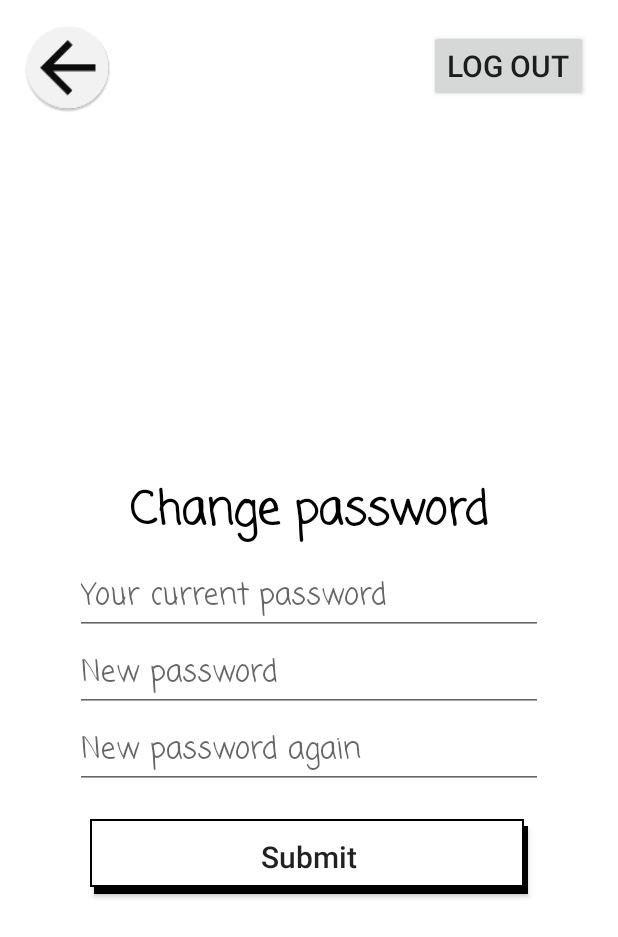
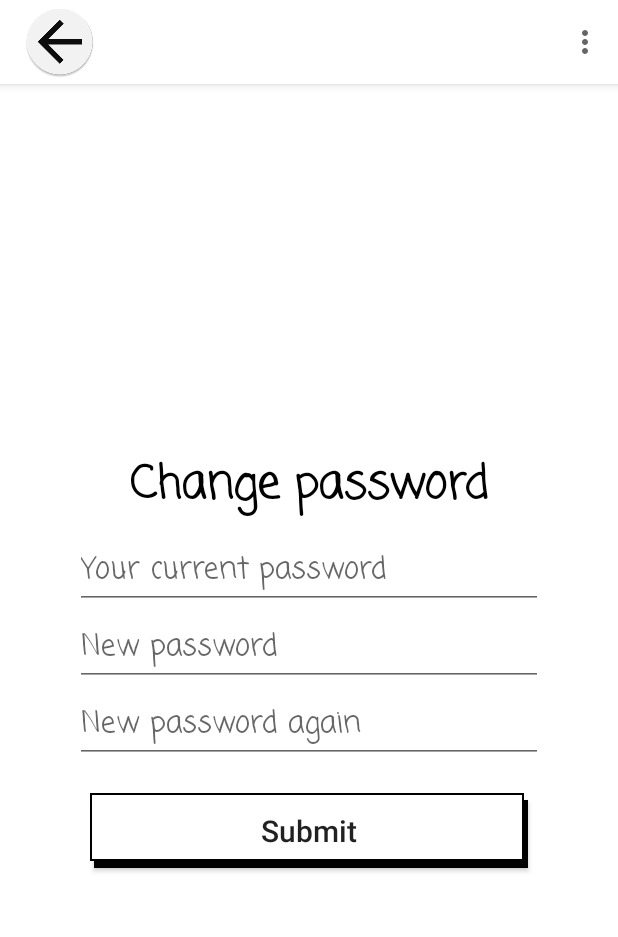
Before and after one commit to Dzhalolov/DriverEstimation, an Android app: the fragment ChangePasswordFragment placed in its activity, on a phone screen of 412 x 824 dp. Shown: the top 937 px of the screen. Run offline under Robolectric (Android 15) with nearby library versions, the phone set to English and light mode, and no system bars; our stand-ins replace Picasso; 1 statement that could not run was skipped.

Commit message:
code refactor

```diff
--- a/app/src/main/java/ru/example/driverestimation/MainActivity.kt
+++ b/app/src/main/java/ru/example/driverestimation/MainActivity.kt
@@ -2,12 +2,15 @@ package ru.example.driverestimation
 
 import android.content.Intent
 import android.os.Bundle
+import android.view.Menu
+import android.view.MenuItem
 import androidx.appcompat.app.AppCompatActivity
 import kotlinx.android.synthetic.main.ac_main.*
 import ru.example.driverestimation.ui.auth.AuthActivity
 import ru.example.driverestimation.ui.auth.AuthFragment
 import ru.example.driverestimation.ui.personal_area.ProfileFragment
 import ru.example.driverestimation.utils.Auth
+import ru.example.driverestimation.utils.showMsg
 
 class MainActivity : AppCompatActivity() {
 
@@ -16,16 +19,18 @@ class MainActivity : AppCompatActivity() {
     override fun onCreate(savedInstanceState: Bundle?) {
         super.onCreate(savedInstanceState)
         setContentView(R.layout.ac_main)
+        setSupportActionBar(mainToolbar)
+        title = ""
 
         userAuth = Auth(this)
 
         //get data from auth activity
         val bundle = intent.extras
-        val userId = bundle?.getLong(AuthFragment.USER_CODE)
+        val userEmail = bundle?.getString(AuthFragment.USER_CODE)
 
-        if (userId != null) {
+        if (userEmail != null) {
             //remember user auth
-            userAuth.addUser(userId)
+            userAuth.addUser(userEmail)
         }
 
         if (userAuth.isAuthed()) {
@@ -42,7 +47,7 @@ class MainActivity : AppCompatActivity() {
             goToAuthActivity()
         }
 
-        iv_back.setOnClickListener {
+        imageGoBack.setOnClickListener {
             val fragmentManager =
                 supportFragmentManager
             if (fragmentManager.backStackEntryCount == 1) {
@@ -52,10 +57,10 @@ class MainActivity : AppCompatActivity() {
             }
         }
 
-        btn_logout.setOnClickListener {
+        /*btn_logout.setOnClickListener {
             userAuth.deleteUser()
             goToAuthActivity()
-        }
+        }*/
 
     }
 
@@ -63,6 +68,23 @@ class MainActivity : AppCompatActivity() {
         val intent = Intent(this, AuthActivity::class.java)
         startActivity(intent)
         this.finish()
+    }
+
+    override fun onCreateOptionsMenu(menu: Menu?): Boolean {
+        menuInflater.inflate(R.menu.profile_menu, menu)
+        return true
+    }
+
+    override fun onOptionsItemSelected(item: MenuItem): Boolean {
+        when (item.itemId) {
+            R.id.action_logout -> {
+                userAuth.deleteUser()
+                goToAuthActivity()
+            }
+            R.id.action_about -> showMsg(this, "About app")
+        }
+
+        return super.onOptionsItemSelected(item)
     }
 
     override fun onBackPressed() {
--- a/app/src/main/java/ru/example/driverestimation/model/User.kt
+++ b/app/src/main/java/ru/example/driverestimation/model/User.kt
@@ -1,7 +1,6 @@
 package ru.example.driverestimation.model
 
 data class User(
-    val id: Long,
     var email: String,
     var name: String,
     var password: String,
--- a/app/src/main/java/ru/example/driverestimation/ui/auth/AuthActivity.kt
+++ b/app/src/main/java/ru/example/driverestimation/ui/auth/AuthActivity.kt
@@ -10,7 +10,7 @@ class AuthActivity : AppCompatActivity() {
         super.onCreate(savedInstanceState)
         setContentView(R.layout.ac_auth)
 
-        iv_back.setOnClickListener {
+        imageGoBack.setOnClickListener {
             val fragmentManager =
                 supportFragmentManager
             if (fragmentManager.backStackEntryCount == 1) {
@@ -21,7 +21,7 @@ class AuthActivity : AppCompatActivity() {
         }
 
         supportFragmentManager.beginTransaction()
-            .replace(R.id.auth_container, AuthFragment())
+            .replace(R.id.authContainer, AuthFragment())
             .addToBackStack(AuthFragment::class.java.name)
             .commit()
     }
--- a/app/src/main/java/ru/example/driverestimation/ui/personal_area/ChangePasswordFragment.kt
+++ b/app/src/main/java/ru/example/driverestimation/ui/personal_area/ChangePasswordFragment.kt
@@ -19,11 +19,11 @@ class ChangePasswordFragment : Fragment(R.layout.fr_change_password) {
         super.onActivityCreated(savedInstanceState)
 
         userController = UserController(activity!!)
-        user = userController.getUser(ProfileFragment.userId)
+        user = ProfileFragment.userEmail?.let { userController.getUser(it) }
 
-        btn_submit_password_change.setOnClickListener {
+        btnSubmitPasswordChange.setOnClickListener {
             if (isValidPassword()) {
-                user!!.password = et_new_password.text.toString()
+                user!!.password = etNewPassword.text.toString()
                 userController.addUser(user!!)
                 fragmentManager!!.popBackStack()
             }
@@ -32,9 +32,9 @@ class ChangePasswordFragment : Fragment(R.layout.fr_change_password) {
 
     @SuppressLint("ResourceAsColor")
     private fun isValidPassword(): Boolean {
-        val currPass = et_curr_password.text.toString()
-        val newPass = et_new_password.text.toString()
-        val newPassAgain = et_new_password_again.text.toString()
+        val currPass = etCurrPassword.text.toString()
+        val newPass = etNewPassword.text.toString()
+        val newPassAgain = etNewPasswordAgain.text.toString()
         return when {
             TextUtils.isEmpty(currPass) || TextUtils.isEmpty(newPass) || TextUtils.isEmpty(
                 newPassAgain
@@ -43,7 +43,7 @@ class ChangePasswordFragment : Fragment(R.layout.fr_change_password) {
                 false
             }
             currPass != user!!.password -> {
-                et_curr_password.setBackgroundColor(R.color.color_error_bg)
+                etCurrPassword.setBackgroundColor(R.color.color_error_bg)
                 showMsg(activity!!, "Wrong current password!")
                 false
             }
@@ -56,7 +56,7 @@ class ChangePasswordFragment : Fragment(R.layout.fr_change_password) {
                     return true
                 }
                 showMsg(activity!!, "Please, confirm your address")
-                et_new_password.setBackgroundColor(R.color.color_error_bg)
+                etNewPassword.setBackgroundColor(R.color.color_error_bg)
                 false
             }
         }
--- a/app/src/main/java/ru/example/driverestimation/utils/Auth.kt
+++ b/app/src/main/java/ru/example/driverestimation/utils/Auth.kt
@@ -6,20 +6,20 @@ import android.content.SharedPreferences
 class Auth(context: Context) {
 
     companion object {
-        val USER_ID_KEY: String = "USER_ID_KEY"
+        val USER_EMAIL_KEY: String = "USER_EMAIL_KEY"
     }
 
     private val sharedPrefUserId: SharedPreferences =
-        context.getSharedPreferences(USER_ID_KEY, Context.MODE_PRIVATE)
+        context.getSharedPreferences(USER_EMAIL_KEY, Context.MODE_PRIVATE)
 
-    fun addUser(id: Long) {
-        sharedPrefUserId.edit().putLong(USER_ID_KEY, id).apply()
+    fun addUser(email: String) {
+        sharedPrefUserId.edit().putString(USER_EMAIL_KEY, email).apply()
     }
 
     fun isAuthed() =
-        sharedPrefUserId.getLong(USER_ID_KEY, 0L) != 0L
+        sharedPrefUserId.getString(USER_EMAIL_KEY, "") != ""
 
     fun deleteUser() {
-        sharedPrefUserId.edit().putLong(USER_ID_KEY, 0L).apply()
+        sharedPrefUserId.edit().putString(USER_EMAIL_KEY, "").apply()
     }
 }
--- a/app/src/main/java/ru/example/driverestimation/utils/UserController.kt
+++ b/app/src/main/java/ru/example/driverestimation/utils/UserController.kt
@@ -42,7 +42,7 @@ class UserController(context: Context) {
     fun addUser(user: User): Boolean {
         val users = users
         for (u in users) {
-            if (u.id == user.id) {
+            if (u.email.equals(user.email, true)) {
                 users.remove(u)
                 break
             }
@@ -58,10 +58,10 @@ class UserController(context: Context) {
         return true
     }
 
-    fun getUser(userId: Long): User? {
+    fun getUser(userEmail: String): User? {
         val users: List<User> = users
         for (u in users) {
-            if (u.id == userId) {
+            if (u.email.equals(userEmail, true)) {
                 return u
             }
         }
@@ -71,7 +71,7 @@ class UserController(context: Context) {
     fun login(userEmail: String): User? {
         val users: List<User> = users
         for (u in users) {
-            if (u.email == userEmail) {
+            if (u.email.equals(userEmail, true)) {
                 return u
             }
         }
--- a/app/src/main/res/layout/ac_auth.xml
+++ b/app/src/main/res/layout/ac_auth.xml
@@ -5,7 +5,7 @@
     android:orientation="vertical">
 
     <ImageView
-        android:id="@+id/iv_back"
+        android:id="@+id/imageGoBack"
         android:layout_width="60dp"
         android:layout_height="60dp"
         android:layout_gravity="start"
@@ -13,7 +13,7 @@
         android:src="@mipmap/ic_arrow_back" />
 
     <FrameLayout
-        android:id="@+id/auth_container"
+        android:id="@+id/authContainer"
         android:layout_width="match_parent"
         android:layout_height="match_parent" />
 
--- a/app/src/main/res/layout/ac_main.xml
+++ b/app/src/main/res/layout/ac_main.xml
@@ -5,28 +5,29 @@
     android:background="@android:color/white"
     android:orientation="vertical">
 
+    <androidx.appcompat.widget.Toolbar
+        android:id="@+id/mainToolbar"
+        android:layout_width="match_parent"
+        android:layout_height="?attr/actionBarSize"
+        android:background="@android:color/white"
+        android:elevation="4dp">
+
         <RelativeLayout
             android:layout_width="wrap_content"
             android:layout_height="wrap_content"
             android:orientation="horizontal">
 
             <ImageView
-            android:id="@+id/iv_back"
-            android:layout_width="60dp"
-            android:layout_height="60dp"
+                android:id="@+id/imageGoBack"
+                android:layout_width="wrap_content"
+                android:layout_height="wrap_content"
                 android:layout_gravity="start"
-            android:layout_margin="15dp"
                 android:src="@mipmap/ic_arrow_back" />
 
-        <Button
-            android:id="@+id/btn_logout"
-            android:layout_width="wrap_content"
-            android:layout_height="wrap_content"
-            android:layout_alignParentEnd="true"
-            android:layout_margin="20dp"
-            android:text="@string/log_out"
-            android:textSize="20sp" />
         </RelativeLayout>
+
+    </androidx.appcompat.widget.Toolbar>
+
 
     <FrameLayout
         android:id="@+id/container"
--- a/app/src/main/res/layout/fr_change_password.xml
+++ b/app/src/main/res/layout/fr_change_password.xml
@@ -10,25 +10,25 @@
         android:text="@string/change_password" />
 
     <EditText
-        android:id="@+id/et_curr_password"
+        android:id="@+id/etCurrPassword"
         style="@style/et_change_password_style"
         android:hint="@string/your_current_password"
         android:text="" />
 
     <EditText
-        android:id="@+id/et_new_password"
+        android:id="@+id/etNewPassword"
         style="@style/et_change_password_style"
         android:hint="@string/new_password"
         android:text="" />
 
     <EditText
-        android:id="@+id/et_new_password_again"
+        android:id="@+id/etNewPasswordAgain"
         style="@style/et_change_password_style"
         android:hint="@string/new_password_again"
         android:text="" />
 
     <Button
-        android:id="@+id/btn_submit_password_change"
+        android:id="@+id/btnSubmitPasswordChange"
         style="@style/button_style"
         android:text="@string/submit" />
 
--- a/app/src/main/res/values/strings.xml
+++ b/app/src/main/res/values/strings.xml
@@ -7,7 +7,6 @@
     <string name="your_current_password">Your current password</string>
     <string name="new_password">New password</string>
     <string name="new_password_again">New password again</string>
-    <string name="submit">Submit</string>
     <string name="name">name</string>
     <string name="email">email</string>
     <string name="car">car</string>
@@ -25,4 +24,5 @@
     <string name="your_car">Your car</string>
     <string name="log_out">Log out</string>
     <string name="about_app">About app</string>
+    <string name="submit">Submit</string>
 </resources>
```
Also changed, not shown: app/src/main/java/ru/example/driverestimation/ui/auth/AuthFragment.kt (+13 -13 lines), app/src/main/java/ru/example/driverestimation/ui/auth/RegistrationFragment.kt (+11 -14 lines), app/src/main/java/ru/example/driverestimation/ui/personal_area/EditProfileFragment.kt (+15 -15 lines), app/src/main/java/ru/example/driverestimation/ui/personal_area/ProfileFragment.kt (+11 -11 lines), app/src/main/res/layout/fr_auth.xml (+5 -5 lines), app/src/main/res/layout/fr_edit_profile.xml (+5 -5 lines), app/src/main/res/layout/fr_profile.xml (+8 -8 lines), app/src/main/res/layout/fr_registration.xml (+7 -7 lines), app/src/main/res/layout/profile_tollbar.xml (deleted, +0 -15 lines). Lines whose indentation alone changed are shown as unchanged.
